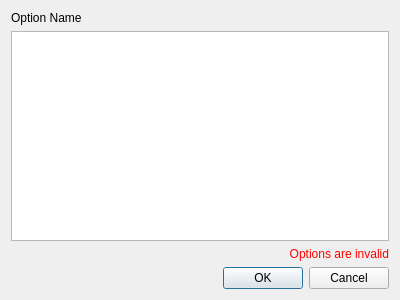
Before: the Qt Designer form starcheat/templates/ItemEditOptions.ui in wizzomafizzo/starcheat, drawn with Qt 5.
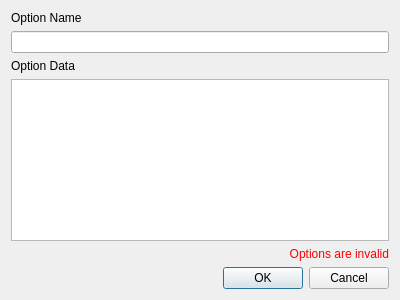
After: the same form once the commit is applied.

Commit message: Make item option buttons work

The edit to the form file:
```diff
--- a/starcheat/templates/ItemEditOptions.ui
+++ b/starcheat/templates/ItemEditOptions.ui
@@ -14,7 +14,7 @@
    <string>Edit Item Option</string>
   </property>
   <layout class="QGridLayout" name="gridLayout">
-   <item row="2" column="0">
+   <item row="4" column="0">
     <widget class="QLabel" name="valid_label">
      <property name="styleSheet">
       <string notr="true">color: red</string>
@@ -30,10 +30,7 @@
      </property>
     </widget>
    </item>
-   <item row="1" column="0">
-    <widget class="QPlainTextEdit" name="options"/>
-   </item>
-   <item row="3" column="0">
+   <item row="5" column="0">
     <widget class="QDialogButtonBox" name="buttonBox">
      <property name="orientation">
       <enum>Qt::Horizontal</enum>
@@ -43,6 +40,12 @@
      </property>
     </widget>
    </item>
+   <item row="1" column="0">
+    <widget class="QLineEdit" name="name"/>
+   </item>
+   <item row="3" column="0">
+    <widget class="QPlainTextEdit" name="options"/>
+   </item>
    <item row="0" column="0">
     <widget class="QLabel" name="name_label">
      <property name="text">
@@ -50,6 +53,13 @@
      </property>
     </widget>
    </item>
+   <item row="2" column="0">
+    <widget class="QLabel" name="data_label">
+     <property name="text">
+      <string>Option Data</string>
+     </property>
+    </widget>
+   </item>
   </layout>
  </widget>
  <resources/>
```
The commit also changes 3 other files.
